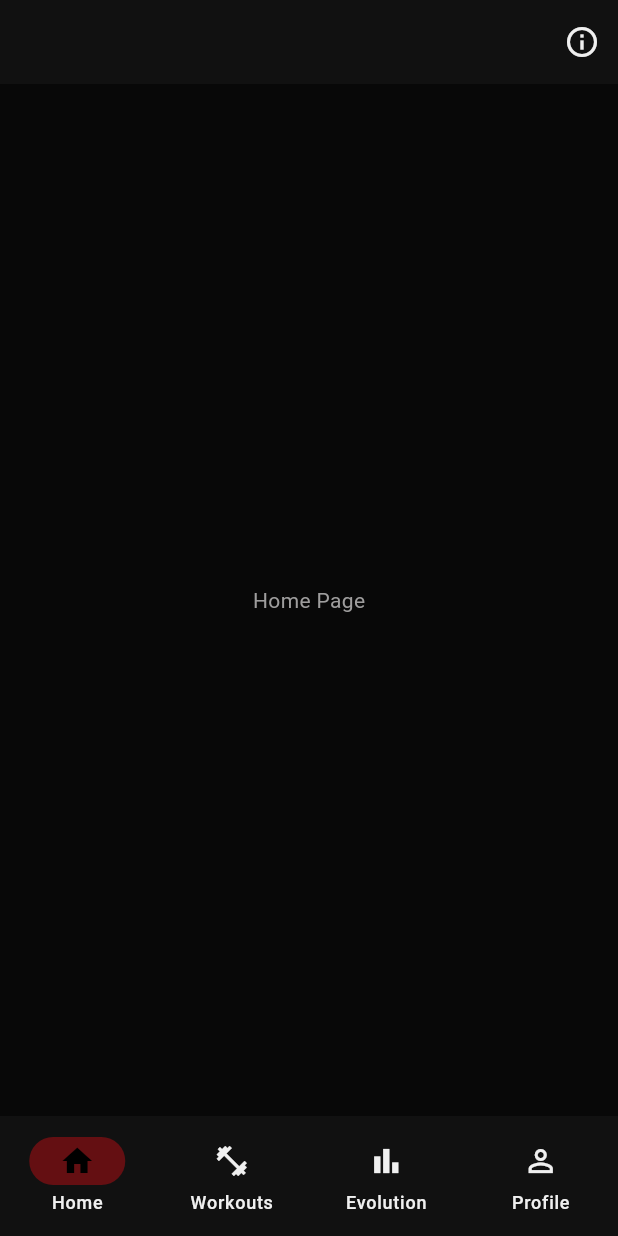
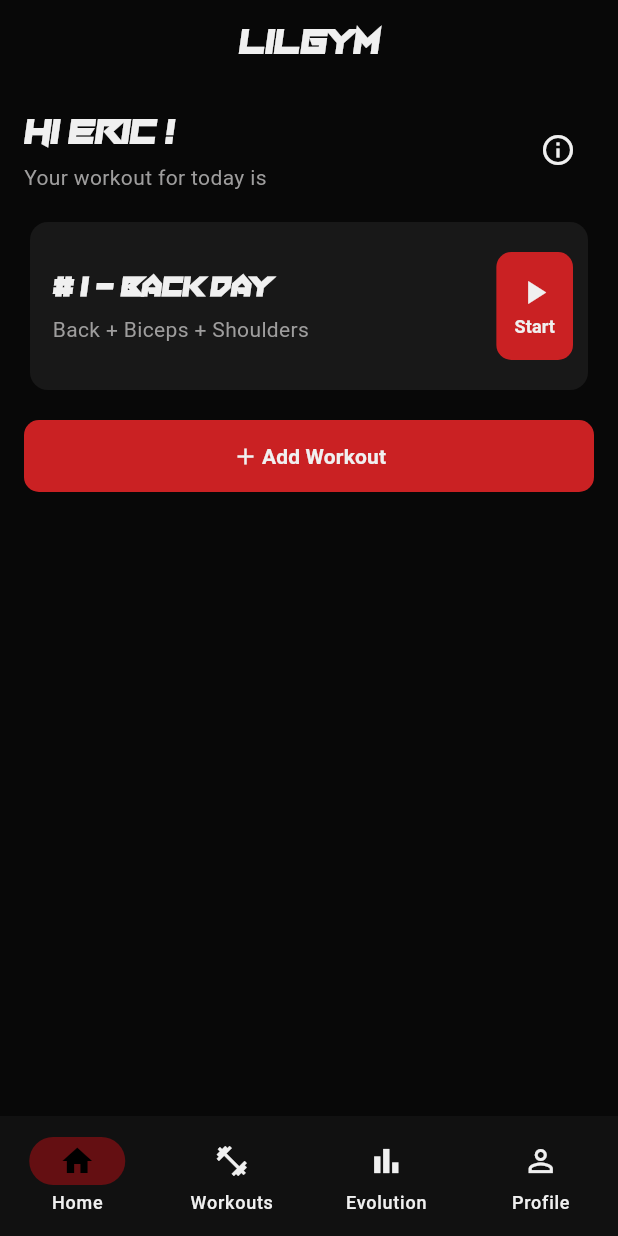
Before and after one commit to ericfr1tzenvalle/gym-tracker-app, a Flutter app: the screen it shows after launch, on a phone screen of 412 x 824 dp. Run offline on Flutter 3.47's test engine with Material 3 defaults, Android fonts, the phone set to English and light mode, and no system bars.

Commit message:
feat: design home page and add brand typography #14

```diff
--- a/lib/core/theme/app_theme.dart
+++ b/lib/core/theme/app_theme.dart
@@ -18,10 +18,11 @@ abstract final class AppTheme {
       ),
       dividerColor: AppColors.border,
       textTheme: const TextTheme(
-        headlineLarge: TextStyle( // Títulos principais
+        headlineSmall: TextStyle( // Títulos principais
+          fontFamily: 'SacredHertz',
           color: AppColors.textPrimary,
-          fontWeight: FontWeight.bold,
-          fontSize: 32,
+          fontWeight: FontWeight.w400,
+          fontSize: 24,
         ),
         bodyLarge: TextStyle( // Textos principais
           color: AppColors.textPrimary,
--- a/lib/pages/home_page.dart
+++ b/lib/pages/home_page.dart
@@ -1,26 +1,132 @@
 import 'package:flutter/material.dart';
-import '../dev/theme_preview_page.dart';
+import 'package:gym_tracker_app/dev/theme_preview_page.dart';
 
 class HomePage extends StatelessWidget {
   const HomePage({super.key});
 
   @override
   Widget build(BuildContext context) {
+    final textTheme = Theme.of(context).textTheme;
+
     return Scaffold(
       appBar: AppBar(
-      actions: [
-          IconButton(
-            icon: const Icon(Icons.info_outline),
-            onPressed: () {
-              Navigator.of(context).push(MaterialPageRoute(
-                builder: (context) => const ThemePreviewPage(),
-              ));
-            },
+        centerTitle: true,
+        title: const Text('LilGym', style: TextStyle(
+          fontFamily: 'SacredHertz',
+          fontSize: 24,
+        )),
+        backgroundColor: Colors.transparent,
+      ),
+      body: SafeArea(
+        child: Padding(
+          padding: const EdgeInsets.all(16),
+          child: Column(
+            children: [
+              Row(
+                children: [
+                  Expanded(
+                    child: Column(
+                      crossAxisAlignment: CrossAxisAlignment.start,
+                      children: [
+                        Text(
+                          'Hi Eric !',
+                          style: textTheme.headlineSmall,
+                        ),
+                        const SizedBox(height: 4),
+                        Text(
+                          'Your workout for today is',
+                          style: textTheme.bodyMedium,
+                        ),
+                      ],
+                    ),
+                  ),
+                  IconButton(
+                    onPressed: () {
+                      Navigator.of(context).push(
+                        MaterialPageRoute(
+                          builder: (context) => const ThemePreviewPage(),
+                        ),
+                      );
+                    },
+                    tooltip: 'See theme preview',
+                    icon: const Icon(Icons.info_outline),
+                  ),
+                ],
+              ),
+
+              const SizedBox(height: 16),
+
+              Card(
+                child: Padding(
+                  padding: const EdgeInsets.fromLTRB(
+                    15,
+                    20,
+                    10,
+                    20,
+                  ),
+                  child: Row(
+                    children: [
+                      Expanded(
+                        child: Column(
+                          crossAxisAlignment: CrossAxisAlignment.start,
+                          children: [
+                            Text(
+                              '# 1 - Back Day',
+                              style: textTheme.bodyLarge?.copyWith(
+                                fontWeight: FontWeight.w600,
+                                fontSize: 18,
+                                fontFamily: 'SacredHertz',
+                              ),
+                            ),
+                            const SizedBox(height: 4),
+                            Text(
+                              'Back + Biceps + Shoulders',
+                              style: textTheme.bodyMedium,
+                            ),
+                          ],
+                        ),
+                      ),
+                      ElevatedButton(
+                        onPressed: () {},
+                        style: ElevatedButton.styleFrom(
+                          padding: const EdgeInsets.symmetric(
+                            horizontal: 12,
+                            vertical: 14,
+                          ),
+                        ),
+                        child: const Column(
+                          mainAxisSize: MainAxisSize.min,
+                          children: [
+                            Icon(Icons.play_arrow, size: 26),
+                            SizedBox(height: 1),
+                            Text(
+                              'Start',
+                              style: TextStyle(fontSize: 12),
+                            ),
+                          ],
+                        ),
+                      ),
+                    ],
+                  ),
+                ),
+              ),
+
+              const SizedBox(height: 16),
+
+              ElevatedButton(
+                onPressed: () {},
+                child: Row(
+                  mainAxisAlignment: MainAxisAlignment.center,
+                  children: [
+                    const Icon(Icons.add),
+                    const SizedBox(width: 2),
+                    Text('Add Workout', style: textTheme.labelLarge),
+                  ],
+                ),
+              ),
+            ],
           ),
-        ],
-      ),
-      body: const Center(
-        child: Text('Home Page'),
+        ),
       ),
     );
   }
```
Also changed, not shown: pubspec.yaml (+8 -0 lines), lib/assets/fonts/SacredHertz.otf (added).
